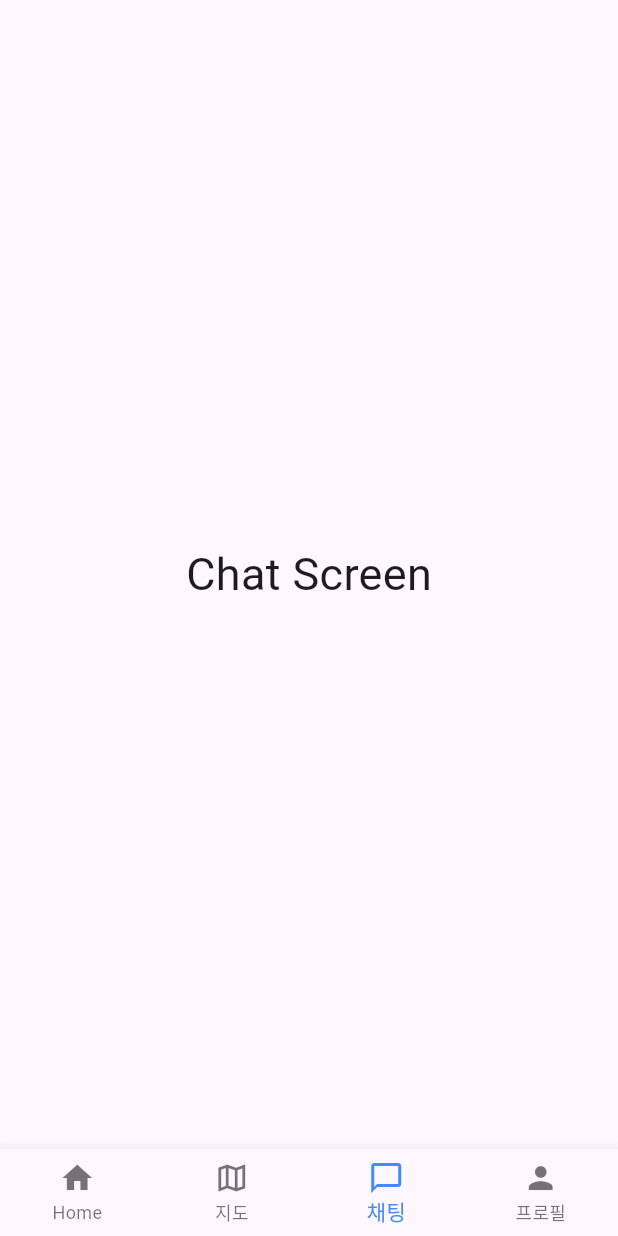
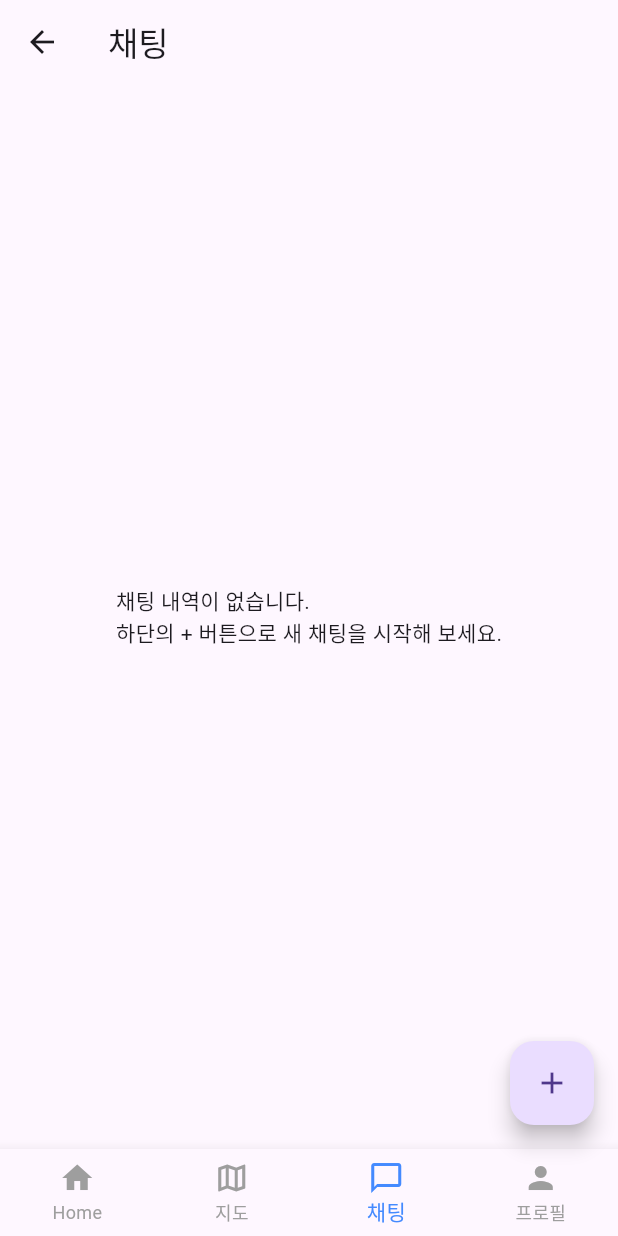
Before and after one commit to kimseokmin03/flutter_app, a Flutter app: the MyBottomNavBar screen opened directly, item 3 of the bottom bar chosen, on a phone screen of 412 x 824 dp. Run offline on Flutter 3.47's test engine with Material 3 defaults, Android fonts, the phone set to English and light mode, and no system bars; our stand-ins replace csv, geolocator, shared_preferences; missing offline and left inert: kakao_map_sdk; accounts and stored records are empty; network calls fail.

Commit message:
일단 전체 합친거

```diff
--- a/lib/bottombar.dart
+++ b/lib/bottombar.dart
@@ -1,7 +1,21 @@
 import 'package:flutter/material.dart';
-import 'screen_map/map_main.dart'; // KakaoMapView를 가져옵니다.
+import 'package:provider/provider.dart';
+
+// --- 사용자 정의 스크린 및 서비스 Import ---
+// 맵 (KakaoMapView)
+import 'screen_map/map_main.dart';
+// 홈 (Homescreen)
 import 'screen_home/home_main.dart';
-//종훈게이 만든거 임포트
+// 채팅 목록 및 프로필
+import 'ryu/screens/chat_list_page.dart';
+import 'ryu/screens/profile_screen.dart';
+// 새로운 채팅방 생성 화면 (FAB 연결)
+import 'ryu/screens/select_users_page.dart'; // ⭐️ 추가된 import
+// 채팅 서비스
+import 'ryu/services/chat_service.dart';
+import 'ryu/screens/auth_gate.dart';
+
+
 
 class MyBottomNavBar extends StatefulWidget {
   const MyBottomNavBar({super.key});
@@ -17,29 +31,65 @@ class _MyBottomNavBarState extends State<MyBottomNavBar> {
   @override
   void initState() {
     super.initState();
+
+    // 1. 화면 목록 초기화
     _widgetOptions = <Widget>[
-      const Homescreen(),
-      const KakaoMapView(),
-      //종훈게이 만든 스크린 여기다가 비슷한 형식으로 선언하고
-      //밑에거 중 해당하는거 지우면 됨
-      const Center(child: Text('Chat Screen', style: TextStyle(fontSize: 30))),
-      const Center(
-        child: Text('👤 Profile Screen', style: TextStyle(fontSize: 30)),
-      ), // '홈' 탭에 키와 함께 PostingScreen 위젯을 연결
+      // 순서: 0: Home, 1: Map, 2: Chat, 3: Profile
+      const Homescreen(), // Index 0
+      const KakaoMapView(), // Index 1
+      const ChatListPage(), // Index 2 (채팅 목록)
+      const ProfileScreen(), // Index 3
     ];
+
+    // 2. 초기 데이터 로딩 함수 호출 (비동기로 실행)
+    _loadData();
   }
 
+  // 탭 선택 시 호출되는 함수
   void _onItemTapped(int index) {
     setState(() {
       _selectedIndex = index; // 상태 업데이트
     });
   }
 
+  // 필요한 초기 데이터를 로드하는 함수
+  Future<void> _loadData() async {
+    final chatService = Provider.of<ChatService>(context, listen: false);
+
+    // 1. WebSocket 연결 (안정성을 위해 확인 및 연결 시도)
+    try {
+      await chatService.connect();
+    } catch (e) {
+      print('WebSocket 연결 실패: $e');
+    }
+
+    // 2. 초기 데이터 로드 (API 요청)
+    chatService.loadChatRooms();
+    chatService.loadUsers();
+    chatService.loadMyProfile();
+  }
+
   @override
   Widget build(BuildContext context) {
     return Scaffold(
-      // 현재 선택된 인덱스에 해당하는 화면을 body에 표시
-      body: IndexedStack(index: _selectedIndex, children: _widgetOptions),
+      // IndexedStack을 사용하여 탭 전환 시 위젯 상태를 유지합니다.
+      body: IndexedStack(
+        index: _selectedIndex,
+        children: _widgetOptions
+      ),
+
+      // ⭐️ 플로팅 액션 버튼 로직 추가
+      // 채팅 목록 탭(Index 2)일 때만 버튼을 표시합니다.
+      floatingActionButton: _selectedIndex == 2 ? FloatingActionButton(
+        onPressed: () {
+          // 버튼 클릭 시 사용자 선택 화면으로 이동
+          Navigator.push(
+            context,
+            MaterialPageRoute(builder: (context) => const SelectUsersPage()),
+          );
+        },
+        child: const Icon(Icons.add),
+      ) : null, // 다른 탭에서는 버튼을 숨깁니다.
 
       // **BottomNavigationBar 정의**
       bottomNavigationBar: BottomNavigationBar(
@@ -54,6 +104,7 @@ class _MyBottomNavBarState extends State<MyBottomNavBar> {
         ],
         currentIndex: _selectedIndex,
         selectedItemColor: Colors.blueAccent,
+        unselectedItemColor: Colors.grey, // unselectedItemColor 추가
         onTap: _onItemTapped,
         type: BottomNavigationBarType.fixed,
       ),
--- a/RYU/RYU_lib/screens/auth_gate.dart
+++ b/lib/ryu/screens/auth_gate.dart
@@ -1,8 +1,9 @@
 import 'package:flutter/material.dart';
+import 'package:project/bottombar.dart';
 import 'package:provider/provider.dart';
 import '../services/auth_service.dart';
-import 'main_screen.dart';
 import 'welcome_screen.dart';
+import 'package:project/bottombar.dart';
 
 class AuthGate extends StatelessWidget {
   const AuthGate({Key? key}) : super(key: key);
@@ -22,7 +23,7 @@ class AuthGate extends StatelessWidget {
 
         if (snapshot.hasData && snapshot.data == true) {
           // ⭐️ 로그인이 되어 있으면 MainScreen
-          return const MainScreen();
+          return const MyBottomNavBar();
         }
 
         // ⭐️ 비로그인 상태이면 WelcomeScreen
--- a/RYU/RYU_lib/screens/welcome_screen.dart
+++ b/lib/ryu/screens/welcome_screen.dart
@@ -3,7 +3,7 @@ import 'package:provider/provider.dart';
 import 'package:shared_preferences/shared_preferences.dart';
 import '../services/auth_service.dart';
 import '../services/chat_service.dart'; // ⭐️ WebSocket 연결용
-import '../screens/auth_gate.dart';
+import 'auth_gate.dart';
 
 class WelcomeScreen extends StatefulWidget {
   const WelcomeScreen({Key? key}) : super(key: key);
```
Also changed, not shown: RYU/RYU_lib/main.dart (+13 -33 lines), lib/main.dart (+38 -11 lines), pubspec.yaml (+11 -0 lines), lib/ryu/models/chat_room.dart (renamed from RYU/RYU_lib/models/chat_room.dart), lib/ryu/models/message.dart (renamed from RYU/RYU_lib/models/message.dart), lib/ryu/models/user.dart (renamed from RYU/RYU_lib/models/user.dart), lib/ryu/screens/chat_list_page.dart (renamed from RYU/RYU_lib/screens/chat_list_page.dart), lib/ryu/screens/chat_screen.dart (renamed from RYU/RYU_lib/screens/chat_screen.dart), lib/ryu/screens/main_screen.dart (renamed from RYU/RYU_lib/screens/main_screen.dart), lib/ryu/screens/profile_screen.dart (renamed from RYU/RYU_lib/screens/profile_screen.dart), lib/ryu/screens/select_users_page.dart (renamed from RYU/RYU_lib/screens/select_users_page.dart), lib/ryu/services/api_service.dart (renamed from RYU/RYU_lib/services/api_service.dart), lib/ryu/services/auth_service.dart (renamed from RYU/RYU_lib/services/auth_service.dart), lib/ryu/services/chat_service.dart (renamed from RYU/RYU_lib/services/chat_service.dart), 1 more files, 1 other file.
